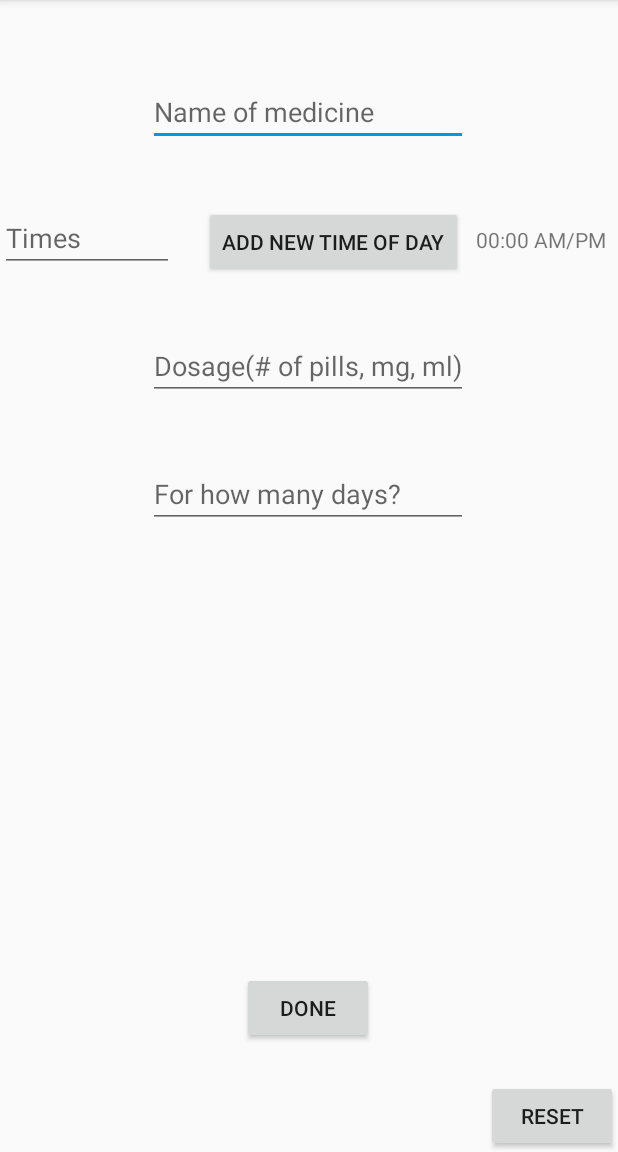
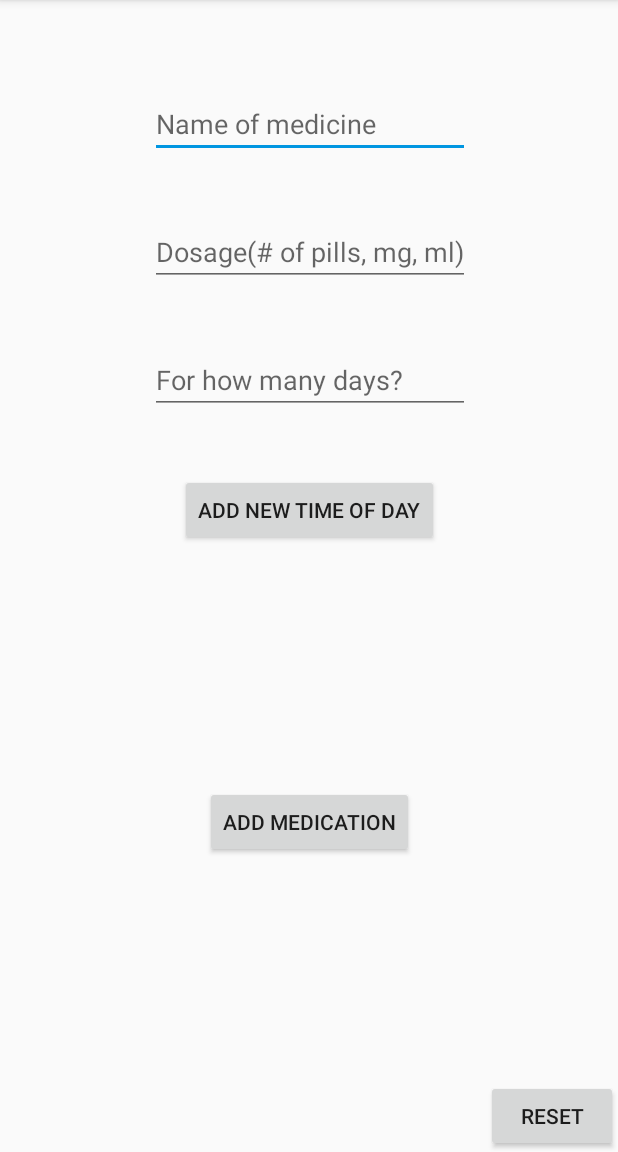
Before and after one commit to iDrug-Medtracker/iDrug-Medtracker, an Android app: the NewPillActivity screen opened directly, with no data from a screen before it, on a phone screen of 412 x 824 dp, the part 84-1236 px from its top. Run offline under Robolectric (Android 15) with nearby library versions, the phone set to English and light mode, and no system bars.

Commit message:
added clock function to add times of ingestion

```diff
--- a/app/src/main/res/layout/activity_main.xml
+++ b/app/src/main/res/layout/activity_main.xml
@@ -15,6 +15,7 @@
         android:layout_marginEnd="20dp"
         android:layout_marginRight="20dp"
         android:layout_marginBottom="20dp"
+        android:scaleType="center"
         app:layout_constraintBottom_toBottomOf="parent"
         app:layout_constraintEnd_toEndOf="parent"
         app:srcCompat="@mipmap/pill_round" />
@@ -92,7 +93,7 @@
         android:id="@+id/date"
         android:layout_width="120dp"
         android:layout_height="35dp"
-        android:text="TextView"
+        android:text="@string/app_name"
         android:textSize="24sp"
         android:textStyle="bold"
         android:typeface="serif"
@@ -109,7 +110,7 @@
         android:layout_height="wrap_content"
         android:layout_marginStart="30dp"
         android:layout_marginLeft="30dp"
-        android:layout_marginBottom="40dp"
+        android:layout_marginBottom="30dp"
         android:text="Calendar"
         app:layout_constraintBottom_toBottomOf="parent"
         app:layout_constraintStart_toStartOf="parent" />
--- a/app/src/main/res/layout/activity_new_pill_form.xml
+++ b/app/src/main/res/layout/activity_newpill.xml
@@ -10,47 +10,24 @@
         android:id="@+id/but_done"
         android:layout_width="wrap_content"
         android:layout_height="wrap_content"
-        android:layout_marginBottom="72dp"
-        android:text="Done"
-        app:layout_constraintBottom_toBottomOf="parent"
+        android:layout_marginTop="40dp"
+        android:text="Add Medication"
         app:layout_constraintEnd_toEndOf="parent"
-        app:layout_constraintHorizontal_bias="0.498"
         app:layout_constraintStart_toStartOf="parent"
-        app:layout_constraintTop_toBottomOf="@+id/lista"
-        app:layout_constraintVertical_bias="1.0" />
+        app:layout_constraintTop_toBottomOf="@+id/time_display" />
 
     <EditText
         android:id="@+id/editName"
         android:layout_width="wrap_content"
         android:layout_height="wrap_content"
-        android:layout_marginTop="52dp"
+        android:layout_marginTop="60dp"
         android:ems="10"
         android:hint="Name of medicine"
         android:inputType="textPersonName"
         app:layout_constraintEnd_toEndOf="parent"
-        app:layout_constraintHorizontal_bias="0.497"
+        app:layout_constraintHorizontal_bias="0.502"
         app:layout_constraintStart_toStartOf="parent"
         app:layout_constraintTop_toTopOf="parent" />
-
-    <EditText
-        android:id="@+id/editTimes"
-        android:layout_width="116dp"
-        android:layout_height="44dp"
-        android:layout_marginTop="40dp"
-        android:ems="10"
-        android:hint="Times"
-        android:inputType="textPersonName"
-        app:layout_constraintStart_toStartOf="parent"
-        app:layout_constraintTop_toBottomOf="@+id/editName" />
-
-    <TextView
-        android:id="@+id/lista"
-        android:layout_width="321dp"
-        android:layout_height="178dp"
-        android:layout_marginTop="40dp"
-        app:layout_constraintEnd_toEndOf="parent"
-        app:layout_constraintStart_toStartOf="parent"
-        app:layout_constraintTop_toBottomOf="@+id/editPeriod" />
 
     <EditText
         android:id="@+id/editDosage"
@@ -61,9 +38,9 @@
         android:hint="Dosage(# of pills, mg, ml)"
         android:inputType="textPersonName"
         app:layout_constraintEnd_toEndOf="parent"
-        app:layout_constraintHorizontal_bias="0.497"
+        app:layout_constraintHorizontal_bias="0.502"
         app:layout_constraintStart_toStartOf="parent"
-        app:layout_constraintTop_toBottomOf="@+id/editTimes" />
+        app:layout_constraintTop_toBottomOf="@+id/editName" />
 
     <EditText
         android:id="@+id/editPeriod"
@@ -74,7 +51,7 @@
         android:hint="For how many days?"
         android:inputType="textPersonName"
         app:layout_constraintEnd_toEndOf="parent"
-        app:layout_constraintHorizontal_bias="0.497"
+        app:layout_constraintHorizontal_bias="0.502"
         app:layout_constraintStart_toStartOf="parent"
         app:layout_constraintTop_toBottomOf="@+id/editDosage" />
 
@@ -88,24 +65,23 @@
 
     <TextView
         android:id="@+id/time_display"
-        android:layout_width="wrap_content"
-        android:layout_height="wrap_content"
-        android:text="@string/time_display"
-        app:layout_constraintBottom_toTopOf="@+id/editDosage"
+        android:layout_width="270dp"
+        android:layout_height="80dp"
+        android:layout_marginTop="40dp"
+        android:text=""
         app:layout_constraintEnd_toEndOf="parent"
-        app:layout_constraintStart_toEndOf="@+id/button_setTime"
-        app:layout_constraintTop_toBottomOf="@+id/editName" />
+        app:layout_constraintHorizontal_bias="0.5"
+        app:layout_constraintStart_toStartOf="parent"
+        app:layout_constraintTop_toBottomOf="@+id/button_setTime" />
 
     <Button
         android:id="@+id/button_setTime"
         android:layout_width="wrap_content"
         android:layout_height="wrap_content"
-        android:layout_marginStart="20dp"
-        android:layout_marginLeft="20dp"
+        android:layout_marginTop="40dp"
         android:text="Add new time of day"
-        app:layout_constraintBottom_toTopOf="@+id/editDosage"
-        app:layout_constraintStart_toEndOf="@+id/editTimes"
-        app:layout_constraintTop_toBottomOf="@+id/editName"
-        app:layout_constraintVertical_bias="0.526" />
+        app:layout_constraintEnd_toEndOf="parent"
+        app:layout_constraintStart_toStartOf="parent"
+        app:layout_constraintTop_toBottomOf="@+id/editPeriod" />
 
 </androidx.constraintlayout.widget.ConstraintLayout>
```
Also changed, not shown: app/src/main/java/com/example/idrug01/Calendar.java (+53 -0 lines), app/src/main/java/com/example/idrug01/NewPillActivity.java (+11 -40 lines), app/src/main/res/layout/activity_calendar.xml (+9 -8 lines).
